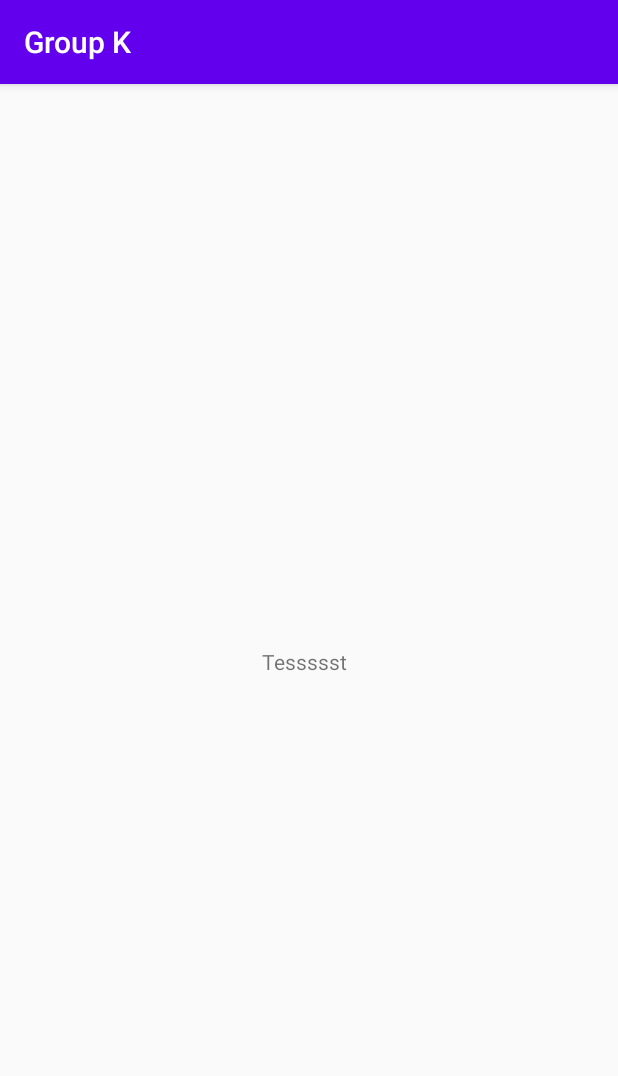
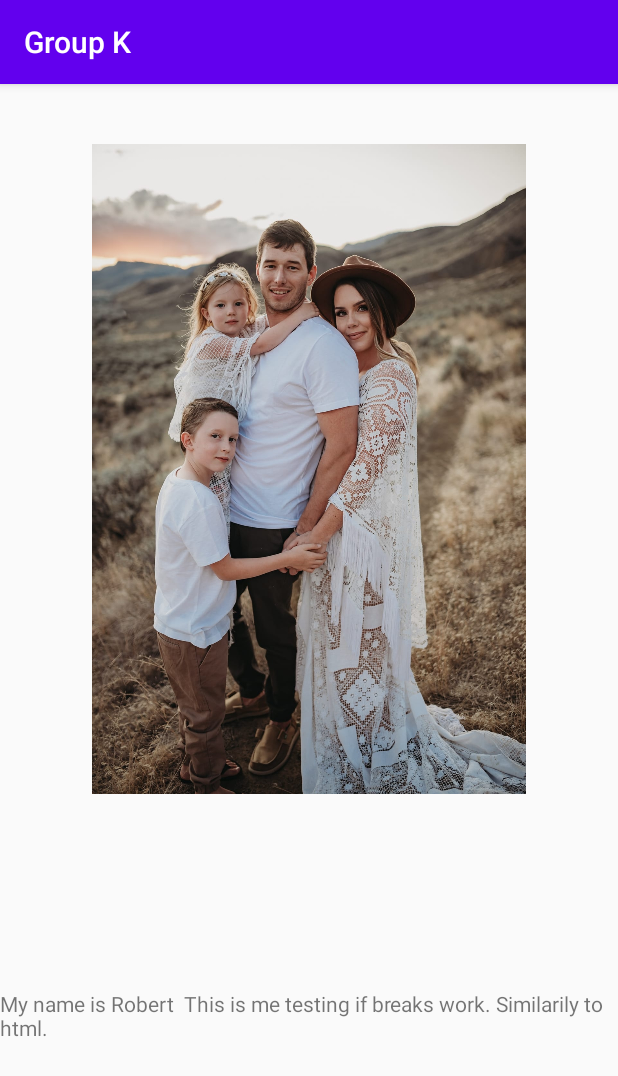
Before and after one commit to Vitzual/MobileApp-GroupK, an Android app: the robsPage screen opened directly, with no data from a screen before it, on a phone screen of 412 x 824 dp. Shown: the top 1076 px of the screen. Run offline under Robolectric (Android 15) with nearby library versions, the phone set to English and light mode, and no system bars.

Commit message:
Added image view and a bit of text, Experimenting with how to add breaklines. Works in the layout manager, not in the AVD. Time for dinner though!

```diff
--- a/app/src/main/res/layout/activity_robs_page.xml
+++ b/app/src/main/res/layout/activity_robs_page.xml
@@ -6,13 +6,23 @@
     android:layout_height="match_parent"
     tools:context=".robsPage">
 
+    <ImageView
+        android:id="@+id/imageView"
+        android:layout_width="369dp"
+        android:layout_height="433dp"
+        android:layout_marginTop="40dp"
+        app:layout_constraintEnd_toEndOf="parent"
+        app:layout_constraintStart_toStartOf="parent"
+        app:layout_constraintTop_toTopOf="parent"
+        app:srcCompat="@drawable/fam_jam" />
+
     <TextView
-        android:id="@+id/textView3"
-        android:layout_width="63dp"
-        android:layout_height="17dp"
-        android:text="Tessssst"
+        android:id="@+id/textView4"
+        android:layout_width="wrap_content"
+        android:layout_height="wrap_content"
+        android:text="@string/robs_description"
         app:layout_constraintBottom_toBottomOf="parent"
         app:layout_constraintEnd_toEndOf="parent"
         app:layout_constraintStart_toStartOf="parent"
-        app:layout_constraintTop_toTopOf="parent" />
+        app:layout_constraintTop_toBottomOf="@+id/imageView" />
 </androidx.constraintlayout.widget.ConstraintLayout>
--- a/app/src/main/res/values/strings.xml
+++ b/app/src/main/res/values/strings.xml
@@ -5,4 +5,5 @@
     <string name="ben">Ben</string>
     <string name="welcome_to_team_k">Welcome to Team K!</string>
     <string name="click_on_one_of_our_names_to_find_out_more">Click on one of our names to find out more:</string>
+    <string name="robs_description">My name is Robert <br/> This is me testing if breaks work. <br/>Similarily to html.</string>
 </resources>
```
Also changed, not shown: app/src/main/res/drawable/fam_jam.jpg (added).
